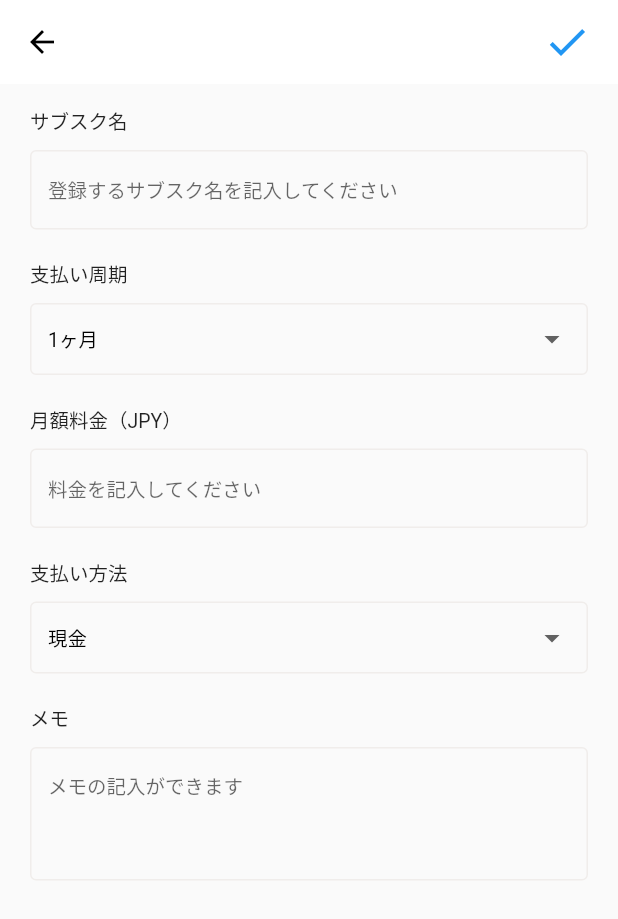
After one commit to CodeGateCircle/subscription_app_mobile, a Flutter app: the CreateSubscription screen opened directly, on a phone screen of 412 x 824 dp. The commit adds this screen. Shown: the top 919 px of the screen. Run offline on Flutter 3.47's test engine with Material 2 defaults, Android fonts, the phone set to English and light mode, and no system bars; our stand-ins replace dio, flutter_dotenv, flutter_riverpod, flutter_svg, image_picker; network calls fail.

Commit message:
画像のアップロード処理以外の追加処理を作成

```diff
--- a/lib/modules/subscriptions/subscription.entity.dart
+++ b/lib/modules/subscriptions/subscription.entity.dart
@@ -37,27 +37,27 @@ class Subscription {
 }
 
 @JsonSerializable()
-class FindAllResultData {
-  FindAllResult data;
+class Response {
+  ResponseData data;
 
-  FindAllResultData({
+  Response({
     required this.data,
   });
 
-  factory FindAllResultData.fromJson(Map<String, dynamic> json) =>
-      _$FindAllResultDataFromJson(json);
-  Map<String, dynamic> toJson() => _$FindAllResultDataToJson(this);
+  factory Response.fromJson(Map<String, dynamic> json) =>
+      _$ResponseFromJson(json);
+  Map<String, dynamic> toJson() => _$ResponseToJson(this);
 }
 
 @JsonSerializable()
-class FindAllResult {
+class ResponseData {
   List<Subscription> subscriptions;
 
-  FindAllResult({
+  ResponseData({
     required this.subscriptions,
   });
 
-  factory FindAllResult.fromJson(Map<String, dynamic> json) =>
-      _$FindAllResultFromJson(json);
-  Map<String, dynamic> toJson() => _$FindAllResultToJson(this);
+  factory ResponseData.fromJson(Map<String, dynamic> json) =>
+      _$ResponseDataFromJson(json);
+  Map<String, dynamic> toJson() => _$ResponseDataToJson(this);
 }
--- a/lib/modules/subscriptions/subscription.repository.dart
+++ b/lib/modules/subscriptions/subscription.repository.dart
@@ -2,9 +2,14 @@ import 'package:subscription_app_web/lib/api.dart';
 import 'package:subscription_app_web/modules/subscriptions/subscription.entity.dart';
 
 class SubscriptionRepository {
-  static Future<FindAllResultData> findAll() async {
+  static Future<Response> findAll() async {
     final res = await api().get("/subscriptions");
-    return FindAllResultData.fromJson(res.data);
+    return Response.fromJson(res.data);
+  }
+
+  static Future<Response> create(Subscription subscription) async {
+    final res = await api().post("/subscriptions", data: subscription);
+    return Response.fromJson(res.data);
   }
 
   static Future<void> delete(int id) async {
--- a/lib/screens/add_subscription/add_subscription_screen.dart
+++ /dev/null
@@ -1,29 +0,0 @@
-import 'package:flutter/material.dart';
-
-class AddSubscription extends StatefulWidget {
-  const AddSubscription({Key? key}) : super(key: key);
-
-  @override
-  State<AddSubscription> createState() => _AddSubscriptionState();
-}
-
-class _AddSubscriptionState extends State<AddSubscription> {
-  @override
-  Widget build(BuildContext context) {
-    return Scaffold(
-      appBar: AppBar(
-        toolbarHeight: 64,
-        leading: IconButton(
-          icon: const Icon(Icons.arrow_back),
-          onPressed: () => Navigator.of(context).pop(),
-          color: Colors.black,
-        ),
-        backgroundColor: Colors.white,
-        elevation: 0,
-      ),
-      body: Column(
-        children: [],
-      ),
-    );
-  }
-}
--- /dev/null
+++ b/lib/screens/create_subscription/create_subscription_screen.dart
@@ -0,0 +1,159 @@
+import 'package:flutter/material.dart';
+import 'package:image_picker/image_picker.dart';
+import 'package:subscription_app_web/modules/subscriptions/subscription.entity.dart';
+import 'package:subscription_app_web/screens/create_subscription/dropdown_button_widget.dart';
+import 'package:subscription_app_web/screens/create_subscription/text_field_widget.dart';
+
+class CreateSubscription extends StatefulWidget {
+  const CreateSubscription({Key? key}) : super(key: key);
+
+  @override
+  State<CreateSubscription> createState() => _CreateSubscriptionState();
+}
+
+class _CreateSubscriptionState extends State<CreateSubscription> {
+  XFile iconImage = XFile("");
+  String? name;
+  PaymentCycle paymentCycle = PaymentCycle.month;
+  int? price;
+  DateTime? firstPaymentDate;
+  String paymentMethod = "現金";
+  String? remarks;
+
+  Widget _buildOptionText(BuildContext context, String textValue) {
+    return Text(
+      textValue,
+      style: const TextStyle(
+        fontSize: 13,
+        color: Colors.black,
+      ),
+    );
+  }
+
+  void _createSubscription() {}
+
+  void updateValue<T>(T value, T? state) {
+    setState(() {
+      state = value;
+    });
+  }
+
+  @override
+  Widget build(BuildContext context) {
+    final paymentCycleOptions = [
+      DropdownMenuItem(
+        value: PaymentCycle.month,
+        child: _buildOptionText(context, "1ヶ月"),
+      ),
+      DropdownMenuItem(
+        value: PaymentCycle.twoMonths,
+        child: _buildOptionText(context, "2ヶ月"),
+      ),
+      DropdownMenuItem(
+        value: PaymentCycle.threeMonths,
+        child: _buildOptionText(context, "3ヶ月"),
+      ),
+      DropdownMenuItem(
+        value: PaymentCycle.sixMonths,
+        child: _buildOptionText(context, "半年"),
+      ),
+      DropdownMenuItem(
+        value: PaymentCycle.year,
+        child: _buildOptionText(context, "1年"),
+      ),
+    ];
+
+    final paymentMethodOptions = [
+      DropdownMenuItem(
+        value: "現金",
+        child: _buildOptionText(context, "現金"),
+      ),
+      DropdownMenuItem(
+        value: "Paypay",
+        child: _buildOptionText(context, "Paypay"),
+      ),
+      DropdownMenuItem(
+        value: "クレジットカード（下4桁番号：1234）",
+        child: _buildOptionText(context, "クレジットカード（下4桁番号：1234）"),
+      ),
+      DropdownMenuItem(
+        value: "クレジットカード（下4桁番号：5678）",
+        child: _buildOptionText(context, "クレジットカード（下4桁番号：5678）"),
+      ),
+    ];
+
+    return GestureDetector(
+      onTap: () => FocusScope.of(context).unfocus(),
+      child: Scaffold(
+        appBar: AppBar(
+          leading: IconButton(
+            icon: const Icon(Icons.arrow_back),
+            onPressed: () => Navigator.of(context).pop(),
+            color: Colors.black,
+          ),
+          actions: [
+            IconButton(
+              icon: const Icon(Icons.check),
+              iconSize: 32,
+              tooltip: '登録',
+              color: Colors.blue,
+              onPressed: () {
+                _createSubscription();
+              },
+            ),
+            const SizedBox(width: 10),
+          ],
+          backgroundColor: Colors.white,
+          elevation: 0,
+        ),
+        body: Padding(
+          padding: const EdgeInsets.symmetric(vertical: 15, horizontal: 20),
+          child: SingleChildScrollView(
+            child: Column(
+              children: [
+                TextFieldWidget(
+                  labelText: "サブスク名",
+                  hintText: "登録するサブスク名を記入してください",
+                  onChanged: (String value) {
+                    updateValue<String>(value, name);
+                  },
+                ),
+                DropdownButtonWidget<PaymentCycle>(
+                  labelText: "支払い周期",
+                  dropdownValue: paymentCycle,
+                  dropdownMenuItems: paymentCycleOptions,
+                  onChanged: (PaymentCycle value) {
+                    updateValue<PaymentCycle>(value, paymentCycle);
+                  },
+                ),
+                TextFieldWidget(
+                  labelText: "月額料金（JPY）",
+                  hintText: "料金を記入してください",
+                  onChanged: (String value) {
+                    updateValue<int>(int.parse(value), price);
+                  },
+                ),
+                DropdownButtonWidget(
+                  labelText: "支払い方法",
+                  dropdownValue: paymentMethod,
+                  dropdownMenuItems: paymentMethodOptions,
+                  onChanged: (String value) {
+                    updateValue<String>(value, paymentMethod);
+                  },
+                ),
+                TextFieldWidget(
+                  labelText: "メモ",
+                  hintText: "メモの記入ができます",
+                  onChanged: (String value) {
+                    updateValue<String>(value, remarks);
+                  },
+                  isMultiline: true,
+                ),
+              ],
+            ),
+          ),
+        ),
+      ),
+    );
+  }
+}
--- /dev/null
+++ b/lib/screens/create_subscription/dropdown_button_widget.dart
@@ -0,0 +1,54 @@
+import 'package:flutter/material.dart';
+
+class DropdownButtonWidget<T> extends StatelessWidget {
+  const DropdownButtonWidget({
+    Key? key,
+    required this.labelText,
+    required this.dropdownValue,
+    required this.dropdownMenuItems,
+    required this.onChanged,
+  }) : super(key: key);
+
+  final String labelText;
+  final T dropdownValue;
+  final List<DropdownMenuItem<T>> dropdownMenuItems;
+  final void Function(T) onChanged;
+
+  @override
+  Widget build(BuildContext context) {
+    return Column(
+      crossAxisAlignment: CrossAxisAlignment.start,
+      children: <Widget>[
+        Text(
+          labelText,
+          style: const TextStyle(
+            fontSize: 13,
+          ),
+        ),
+        const SizedBox(height: 10),
+        DecoratedBox(
+          decoration: BoxDecoration(
+            borderRadius: BorderRadius.circular(4),
+            border: Border.all(
+              color: const Color.fromRGBO(240, 237, 235, 1),
+            ),
+          ),
+          child: Padding(
+            padding: const EdgeInsets.symmetric(vertical: 0, horizontal: 12),
+            child: DropdownButton(
+              isExpanded: true,
+              underline: Container(),
+              items: dropdownMenuItems,
+              onChanged: (T? value) {
+                if (value == null) return;
+                onChanged(value);
+              },
+              value: dropdownValue,
+            ),
+          ),
+        ),
+        const SizedBox(height: 20),
+      ],
+    );
+  }
+}
--- /dev/null
+++ b/lib/screens/create_subscription/text_field_widget.dart
@@ -0,0 +1,60 @@
+import 'package:flutter/material.dart';
+
+class TextFieldWidget extends StatelessWidget {
+  const TextFieldWidget({
+    Key? key,
+    required this.labelText,
+    required this.hintText,
+    required this.onChanged,
+    this.isMultiline = false,
+  }) : super(key: key);
+
+  final String labelText;
+  final String hintText;
+  final void Function(String) onChanged;
+  final bool? isMultiline;
+
+  @override
+  Widget build(BuildContext context) {
+    return Column(
+      crossAxisAlignment: CrossAxisAlignment.start,
+      children: [
+        Text(
+          labelText,
+          style: const TextStyle(
+            fontSize: 13,
+          ),
+        ),
+        const SizedBox(height: 10),
+        TextField(
+          onChanged: (text) {
+            onChanged(text);
+          },
+          decoration: InputDecoration(
+            contentPadding: isMultiline == true
+                ? const EdgeInsets.fromLTRB(12, 32, 12, 0)
+                : const EdgeInsets.fromLTRB(12, 17, 0, 17),
+            hintText: hintText,
+            hintStyle: const TextStyle(fontSize: 13),
+            enabledBorder: OutlineInputBorder(
+              borderRadius: BorderRadius.circular(4),
+              borderSide: const BorderSide(
+                color: Color.fromRGBO(240, 237, 235, 1),
+              ),
+            ),
+            focusedBorder: OutlineInputBorder(
+              borderRadius: BorderRadius.circular(4),
+              borderSide: const BorderSide(
+                color: Color.fromRGBO(240, 237, 235, 1),
+              ),
+            ),
+          ),
+          keyboardType: TextInputType.multiline,
+          minLines: isMultiline == true ? 3 : 1,
+          maxLines: isMultiline == true ? 3 : 1,
+        ),
+        const SizedBox(height: 20),
+      ],
+    );
+  }
+}
--- a/lib/screens/search_subscription/search_subscription_screen.dart
+++ b/lib/screens/search_subscription/search_subscription_screen.dart
@@ -1,5 +1,6 @@
 import 'package:flutter/material.dart';
-import 'package:subscription_app_web/screens/add_subscription/add_subscription_screen.dart';
+import 'package:subscription_app_web/screens/create_subscription/create_subscription_screen.dart';
+
 import 'package:subscription_app_web/screens/search_subscription/search_input.dart';
 
 class SearchSubscription extends StatefulWidget {
@@ -31,7 +32,7 @@ class _SearchSubscriptionState extends State<SearchSubscription> {
                 Navigator.push(
                   context,
                   MaterialPageRoute(
-                    builder: (context) => const AddSubscription(),
+                    builder: (context) => const CreateSubscription(),
                   ),
                 );
               },
--- a/pubspec.yaml
+++ b/pubspec.yaml
@@ -39,6 +39,7 @@ dependencies:
   flutter_riverpod: ^1.0.4
   json_annotation: ^4.0.1
   flutter_svg: ^1.1.5
+  image_picker: ^0.8.5+3
 
 dev_dependencies:
   flutter_test:
```
Also changed, not shown: lib/modules/subscriptions/subscription.entity.g.dart, pubspec.lock.
